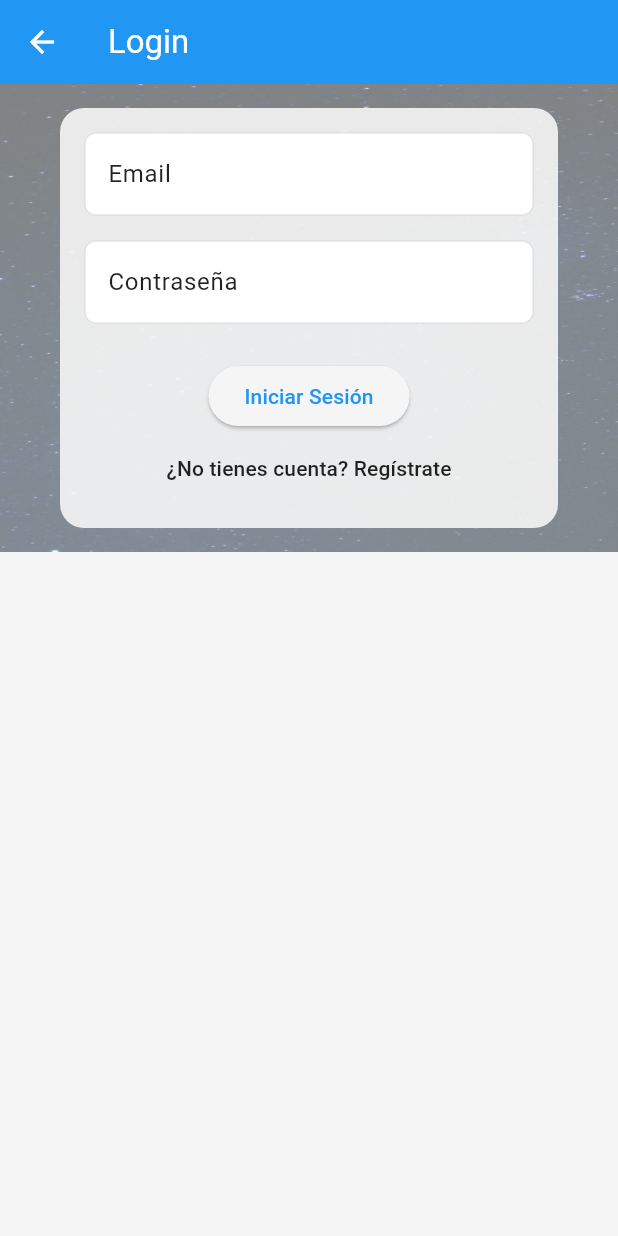
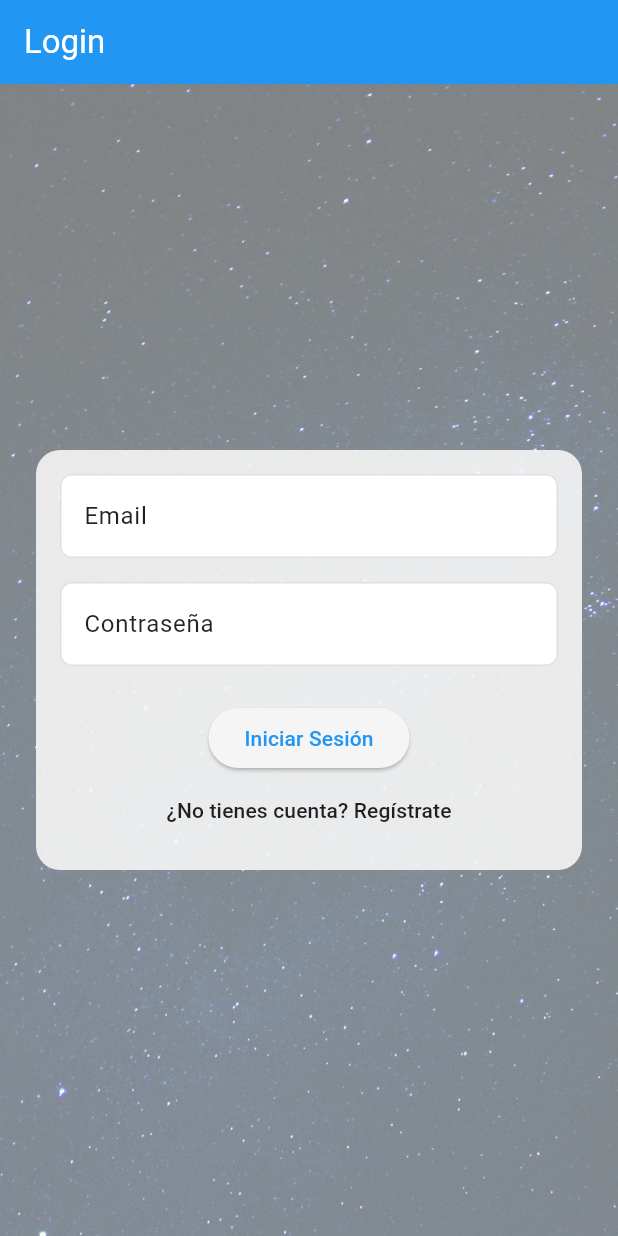
Before and after one commit to OctavioFloG/Aplicacion_flutter_1, a Flutter app: the screen it shows after launch, on a phone screen of 412 x 824 dp. Run offline on Flutter 3.47's test engine with Material 3 defaults, Android fonts, the phone set to English and light mode, and no system bars; our stand-ins replace another_flutter_splash_screen, flutter_colorpicker, flutter_svg, google_fonts, image_picker, lottie and 2 more; missing offline and left inert: art_sweetalert; accounts and stored records are empty.

Commit message:
Fix login

```diff
--- a/lib/screens/login_screen.dart
+++ b/lib/screens/login_screen.dart
@@ -25,27 +25,35 @@ class _LoginScreenState extends State<LoginScreen> {
         title: Text(_isLogin ? 'Login' : 'Registro'),
       ),
       body: Container(
+        height: double.infinity, // Altura completa
+        width: double.infinity,  // Ancho completo
         decoration: const BoxDecoration(
           image: DecorationImage(
             image: AssetImage('assets/wallpaper.jpg'),
-            fit: BoxFit.fill,
+            fit: BoxFit.cover,
           ),
         ),
         child: Container(
           decoration: BoxDecoration(
             color: Colors.white.withOpacity(0.5),
           ),
+          child: Center(
+            child: Container(
+              width: double.infinity,
+              constraints: BoxConstraints(
+                maxHeight: MediaQuery.of(context).size.height * 0.5,
+                maxWidth: 400, // Ancho máximo del formulario
+              ),
+              margin: const EdgeInsets.symmetric(horizontal: 24),
+              decoration: BoxDecoration(
+                color: Theme.of(context).cardColor.withOpacity(0.9),
+                borderRadius: BorderRadius.circular(16),
+              ),
               child: Padding(
                 padding: const EdgeInsets.all(16.0),
-            child: Container(
-              decoration: BoxDecoration(
-                color: Theme.of(context).cardColor.withOpacity(0.9), // Más opaco
-                borderRadius: BorderRadius.circular(16),
-              ),
-              margin: const EdgeInsets.symmetric(horizontal: 24),
-              padding: const EdgeInsets.all(16.0),
+                child: SingleChildScrollView(
                   child: Column(
-                mainAxisSize: MainAxisSize.min, // Para que solo ocupe el espacio necesario
+                    mainAxisSize: MainAxisSize.min,
                     children: [
                       TextFormField(
                         controller: _emailController,
@@ -81,7 +89,8 @@ class _LoginScreenState extends State<LoginScreen> {
                             return;
                           }
                           if (_isLogin) {
-                        final userData = await _database.login(email, password);
+                            final userData =
+                                await _database.login(email, password);
                             if (userData != null) {
                               await SessionManager.setLoginDetails(
                                 email,
@@ -91,7 +100,8 @@ class _LoginScreenState extends State<LoginScreen> {
                               Navigator.push(
                                 context,
                                 MaterialPageRoute(
-                                builder: (context) => const DashboardScreen()),
+                                    builder: (context) =>
+                                        const DashboardScreen()),
                               );
                             } else {
                               ArtSweetAlert.show(
@@ -126,6 +136,8 @@ class _LoginScreenState extends State<LoginScreen> {
               ),
             ),
           ),
+        ),
+      ),
     );
   }
 }
```
Also changed, not shown: lib/main.dart (+14 -3 lines), lib/screens/settings_screen.dart (+19 -5 lines), lib/screens/splash_screen.dart (+2 -20 lines). Lines whose indentation alone changed are shown as unchanged.
